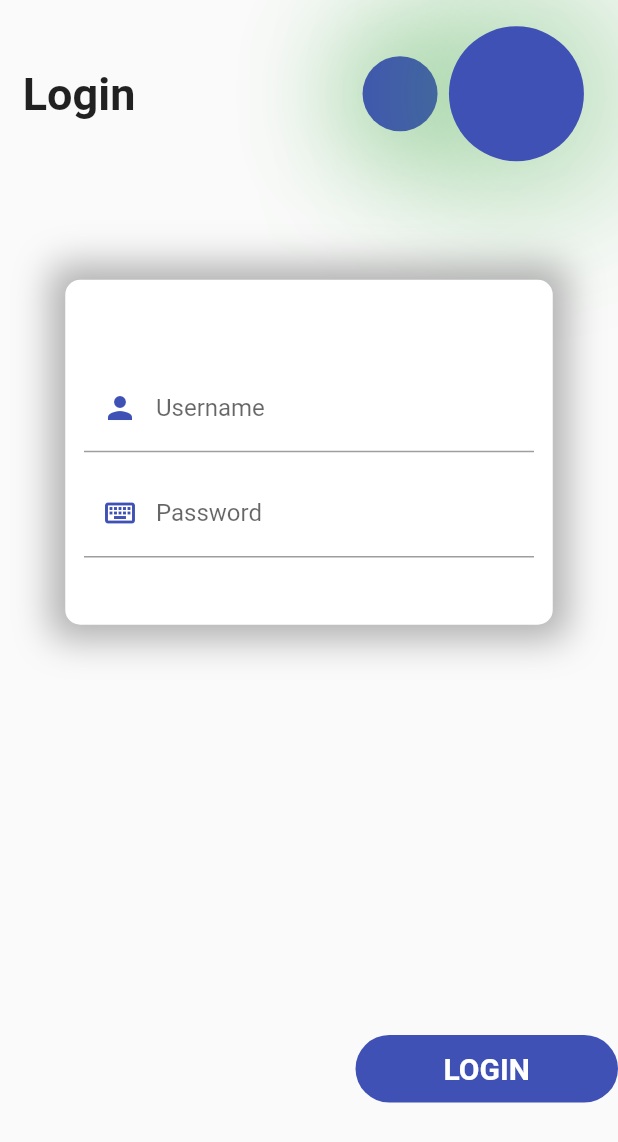
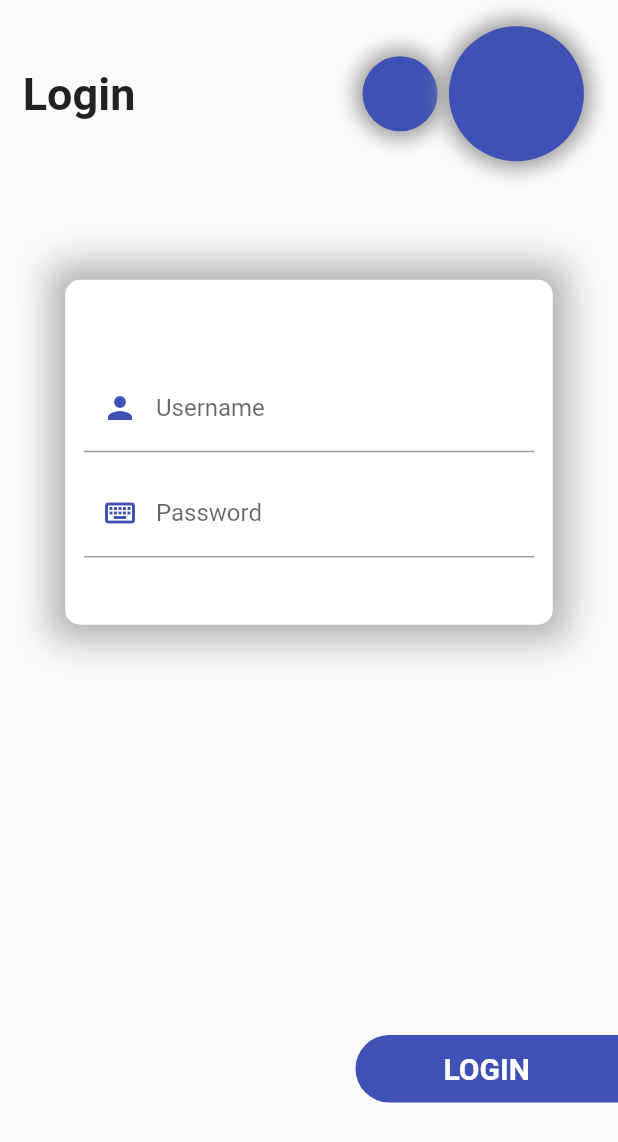
Before and after one commit to Jordieee/Practica1-2-3IPC_2022_Shop, a Flutter app: the screen it shows after launch, on a phone screen of 412 x 824 dp. Shown: the top 1142 px of the screen. Run offline on Flutter 3.47's test engine with Material 2 defaults, Android fonts, the phone set to English and light mode, and no system bars.

Commit message:
Changing the border of login button only to topLeft and bottomLeft

```diff
--- a/lib/pages/login_page.dart
+++ b/lib/pages/login_page.dart
@@ -39,9 +39,9 @@ class LoginPage extends StatelessWidget {
               shape: BoxShape.circle,
               boxShadow: [
                 BoxShadow(
-                  color: Colors.green,
+                  color: Colors.grey,
                   spreadRadius: 5,
-                  blurRadius: 70,
+                  blurRadius: 10,
                 ),
               ],
             ),
@@ -55,9 +55,9 @@ class LoginPage extends StatelessWidget {
               shape: BoxShape.circle,
               boxShadow: [
                 BoxShadow(
-                  color: Colors.green,
+                  color: Colors.grey,
                   spreadRadius: 5,
-                  blurRadius: 100,
+                  blurRadius: 10,
                 ),
               ],
             ),
@@ -132,9 +132,12 @@ SizedBox _Footer(BuildContext context) {
           child: Container(
               width: 175,
               height: 45,
-              decoration: BoxDecoration(
+              decoration: const BoxDecoration(
                 color: Colors.indigo,
-                borderRadius: BorderRadius.circular(50),
+                borderRadius: BorderRadius.only(
+                  topLeft: Radius.circular(70),
+                  bottomLeft: Radius.circular(70),
+                ),
               ),
               child: Row(
                   mainAxisAlignment: MainAxisAlignment.center,
```
